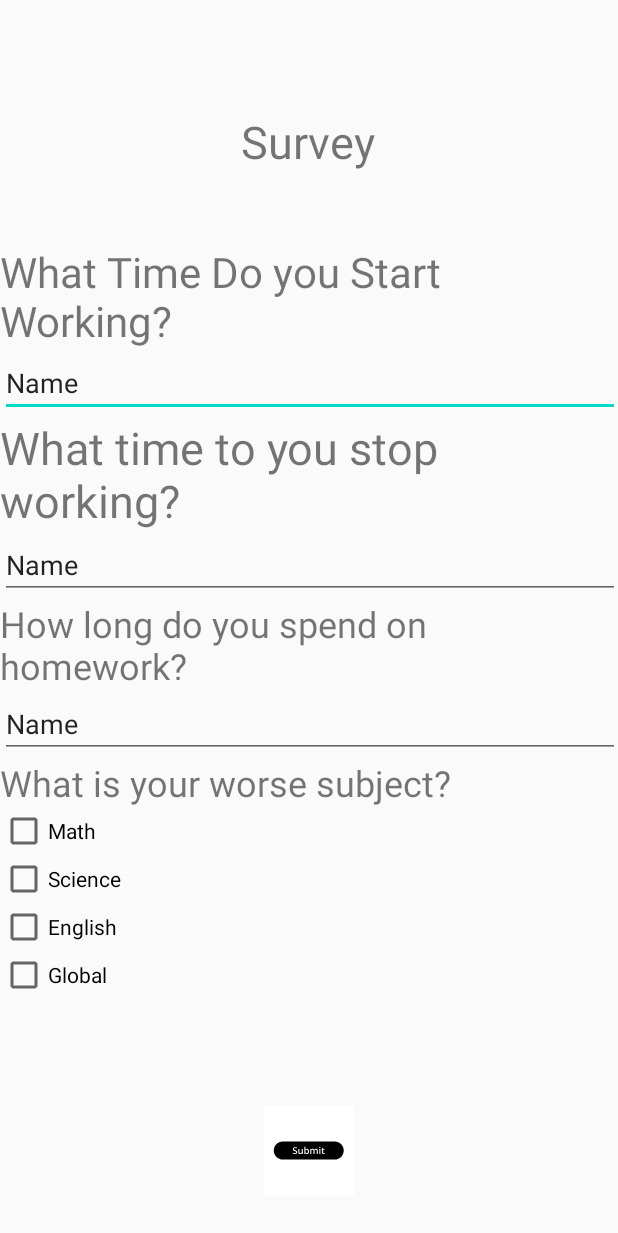
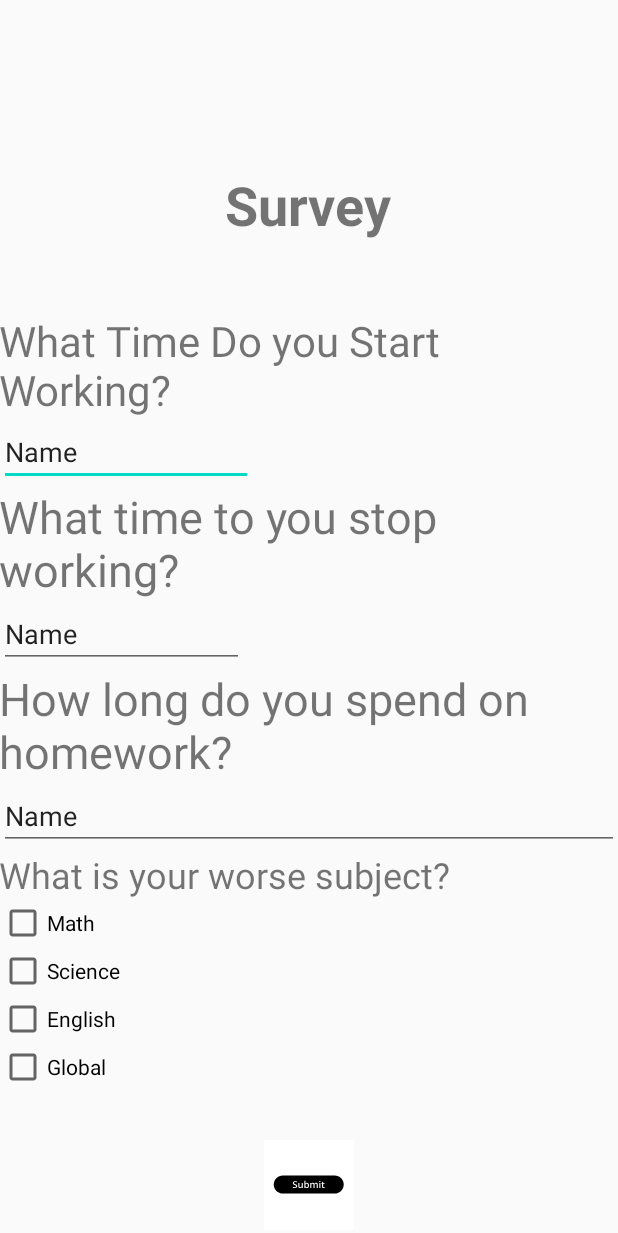
Before and after one commit to devauntea/TasLOCK, an Android app: the layout activity_survey.xml on its own in the app's theme, with its tools: preview values and no code run, on a phone screen of 412 x 824 dp. Shown: the top 1233 px of the screen. Run offline under Robolectric (Android 15) with nearby library versions, the phone set to English and light mode, and no system bars; Roboto replaces fonts that are not available here.

Commit message:
Finished survey page

```diff
--- a/app/src/main/res/layout/activity_survey.xml
+++ b/app/src/main/res/layout/activity_survey.xml
@@ -13,12 +13,14 @@
         android:layout_marginTop="28dp"
         android:layout_marginBottom="663dp"
         android:text="Survey"
-        android:textSize="30sp"
+        android:textSize="36sp"
+        android:textStyle="bold"
         app:layout_constraintBottom_toBottomOf="parent"
         app:layout_constraintEnd_toEndOf="parent"
         app:layout_constraintHorizontal_bias="0.498"
         app:layout_constraintStart_toStartOf="parent"
-        app:layout_constraintTop_toTopOf="parent" />
+        app:layout_constraintTop_toTopOf="parent"
+        app:layout_constraintVertical_bias="1.0" />
 
     <LinearLayout
         android:id="@+id/linearLayout2"
@@ -29,7 +31,7 @@
         android:orientation="vertical"
         app:layout_constraintBottom_toBottomOf="parent"
         app:layout_constraintEnd_toEndOf="parent"
-        app:layout_constraintHorizontal_bias="0.0"
+        app:layout_constraintHorizontal_bias="1.0"
         app:layout_constraintStart_toStartOf="parent"
         app:layout_constraintTop_toBottomOf="@+id/textView5"
         app:layout_constraintVertical_bias="0.0">
@@ -43,7 +45,7 @@
 
         <EditText
             android:id="@+id/editText"
-            android:layout_width="match_parent"
+            android:layout_width="169dp"
             android:layout_height="wrap_content"
             android:ems="10"
             android:inputType="textPersonName"
@@ -59,7 +61,7 @@
 
         <EditText
             android:id="@+id/editText2"
-            android:layout_width="match_parent"
+            android:layout_width="163dp"
             android:layout_height="wrap_content"
             android:ems="10"
             android:inputType="textPersonName"
@@ -71,7 +73,7 @@
             android:layout_height="wrap_content"
             android:text="How long do you spend on homework?
 "
-            android:textSize="24sp" />
+            android:textSize="30sp" />
 
         <EditText
             android:id="@+id/editTextTextPersonName"
```
Also changed, not shown: app/src/main/res/layout/activity_add_task.xml (+8 -5 lines), app/src/main/res/layout/activity_tasks.xml (+5 -3 lines).
